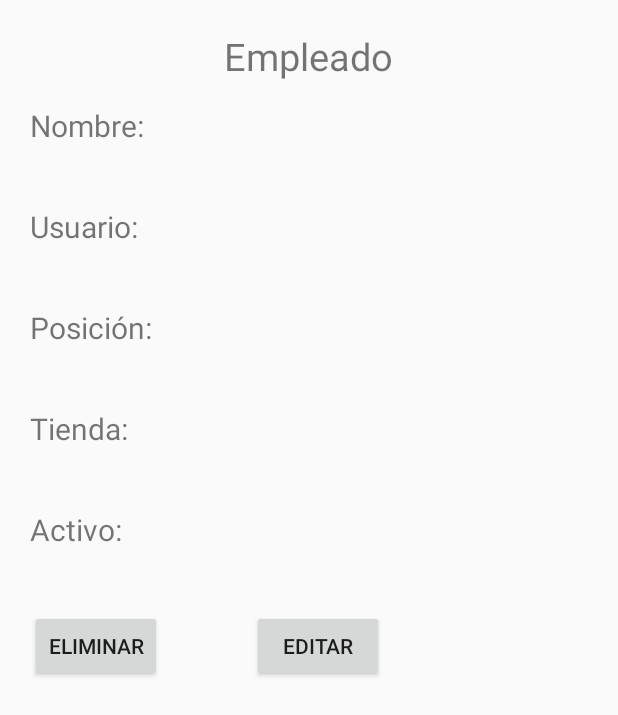
After one commit to MarcosLopez7/POS7Eleven, an Android app: the EmployeeActivity screen opened directly, with no data from a screen before it, on a phone screen of 412 x 824 dp. The commit adds this screen. Shown: the top 715 px of the screen. Run offline under Robolectric (Android 15) with nearby library versions, the phone set to English and light mode, and no system bars; 1 statement that could not run was skipped.

Commit message:
Implementado la lectura de empleados

```diff
--- a/app/src/main/AndroidManifest.xml
+++ b/app/src/main/AndroidManifest.xml
@@ -21,7 +21,8 @@
         </activity>
         <activity android:name=".HomeActivity" />
         <activity android:name=".AdminActivity" />
-        <activity android:name=".CreateEmployeeActivity"></activity>
+        <activity android:name=".CreateEmployeeActivity" />
+        <activity android:name=".EmployeeActivity"></activity>
     </application>
 
 </manifest>
--- a/app/src/main/java/com/assesment/pos7eleven/AdminActivity.java
+++ b/app/src/main/java/com/assesment/pos7eleven/AdminActivity.java
@@ -6,6 +6,7 @@ import android.content.Intent;
 import android.support.v7.app.AppCompatActivity;
 import android.os.Bundle;
 import android.view.View;
+import android.widget.AdapterView;
 import android.widget.ArrayAdapter;
 import android.widget.Button;
 import android.widget.ListView;
@@ -87,6 +88,20 @@ public class AdminActivity extends AppCompatActivity {
         UserCustomAdapter adapter = new UserCustomAdapter(this, items);
 
         userListView.setAdapter(adapter);
+
+        userListView.setOnItemClickListener(new AdapterView.OnItemClickListener() {
+            @Override
+            public void onItemClick(AdapterView<?> parent, View view, int position, long id) {
+                Intent intent = new Intent(getApplicationContext(), EmployeeActivity.class);
+                try {
+                    intent.putExtra(getString(R.string.pk), position);
+                    startActivity(intent);
+                } catch (Exception e) {
+                    e.printStackTrace();
+                }
+
+            }
+        });
     }
 
     private void init(){
--- /dev/null
+++ b/app/src/main/java/com/assesment/pos7eleven/EmployeeActivity.java
@@ -0,0 +1,120 @@
+package com.assesment.pos7eleven;
+
+import android.content.Intent;
+import android.support.v7.app.AppCompatActivity;
+import android.os.Bundle;
+import android.view.View;
+import android.widget.Button;
+import android.widget.TextView;
+
+import com.assesment.pos7eleven.ClasesAuxiliares.SessionHelper;
+
+import org.json.JSONException;
+import org.json.JSONObject;
+
+import java.io.IOException;
+
+import okhttp3.Call;
+import okhttp3.Callback;
+import okhttp3.Request;
+import okhttp3.Response;
+
+import static com.assesment.pos7eleven.R.id.isActiveText;
+
+public class EmployeeActivity extends AppCompatActivity {
+
+    private TextView employeeIDText;
+    private TextView nameText;
+    private TextView usernameText;
+    private TextView positionText;
+    private TextView storeText;
+    private TextView activeText;
+    private Button deleteButton;
+    private Button editButtont;
+    private int pk;
+    private static final String URL_PATH = "/pos/employee/";
+    private static final String TAG = EmployeeActivity.class.getSimpleName();
+
+    @Override
+    protected void onCreate(Bundle savedInstanceState) {
+        super.onCreate(savedInstanceState);
+        setContentView(R.layout.activity_employee);
+
+        employeeIDText = (TextView) findViewById(R.id.employeeID);
+        nameText = (TextView) findViewById(R.id.nameText);
+        usernameText = (TextView) findViewById(R.id.usernameText);
+        positionText = (TextView) findViewById(R.id.positionText);
+        storeText = (TextView) findViewById(R.id.storeText);
+        activeText = (TextView) findViewById(isActiveText);
+        deleteButton = (Button) findViewById(R.id.deleteEmployeeButton);
+        editButtont = (Button) findViewById(R.id.editEmployeeButton);
+
+        Intent intent = getIntent();
+        pk = intent.getIntExtra(getString(R.string.pk), 1) + 1;
+
+        init();
+
+        editButtont.setOnClickListener(new View.OnClickListener() {
+            @Override
+            public void onClick(View v) {
+
+            }
+        });
+
+        deleteButton.setOnClickListener(new View.OnClickListener() {
+            @Override
+            public void onClick(View v) {
+
+            }
+        });
+    }
+
+    private void setText (String data) throws JSONException {
+        JSONObject employee = new JSONObject(data);
+
+        employeeIDText.setText("Empleado " + employee.getInt("pk"));
+        nameText.setText("Nombre: " + employee.getJSONObject("user").getString("first_name") + " " +
+                employee.getJSONObject("user").getString("last_name"));
+        usernameText.setText("Nombre de usuario: " +
+                employee.getJSONObject("user").getString("username"));
+        storeText.setText("Tienda: " + employee.getJSONObject("store").getString("location"));
+
+
+        if(employee.getJSONObject("user").getBoolean("is_active"))
+            activeText.setText("Activo");
+        else
+            activeText.setText("Inactivo");
+
+        if (employee.getJSONObject("user").getBoolean("is_staff"))
+            positionText.setText("Posición: Gerente");
+        else
+            positionText.setText("Posición: Empleado");
+    }
+
+    private void init() {
+        Request request = new Request.Builder().url(getString(R.string.ip) + URL_PATH + pk + '/').build();
+        SessionHelper.client.newCall(request).enqueue(new Callback() {
+            @Override
+            public void onFailure(Call call, IOException e) {
+                e.printStackTrace();
+            }
+
+            @Override
+            public void onResponse(Call call, Response response) throws IOException {
+                final String jsondata = response.body().string();
+                if (response.isSuccessful()) {
+                    runOnUiThread(new Runnable() {
+                        @Override
+                        public void run() {
+                            try {
+                                setText(jsondata);
+                            } catch (Exception e) {
+                                e.printStackTrace();
+                            }
+                        }
+                    });
+                }
+            }
+        });
+    }
+}
--- /dev/null
+++ b/app/src/main/res/layout/activity_employee.xml
@@ -0,0 +1,86 @@
+<?xml version="1.0" encoding="utf-8"?>
+<RelativeLayout xmlns:android="http://schemas.android.com/apk/res/android"
+    xmlns:app="http://schemas.android.com/apk/res-auto"
+    xmlns:tools="http://schemas.android.com/tools"
+    android:layout_width="match_parent"
+    android:layout_height="match_parent"
+    tools:context="com.assesment.pos7eleven.EmployeeActivity">
+
+    <TextView
+        android:layout_width="wrap_content"
+        android:layout_height="wrap_content"
+        android:text="Empleado"
+        android:id="@+id/employeeID"
+        android:layout_centerHorizontal="true"
+        android:layout_marginTop="20sp"
+        android:textSize="25sp"/>
+
+    <LinearLayout
+        android:layout_width="match_parent"
+        android:layout_height="wrap_content"
+        android:layout_marginTop="70sp"
+        android:paddingLeft="20sp"
+        android:paddingRight="20sp"
+        android:orientation="vertical">
+
+        <TextView
+            android:layout_width="wrap_content"
+            android:layout_height="wrap_content"
+            android:text="Nombre:"
+            android:textSize="20sp"
+            android:id="@+id/nameText"/>
+
+        <TextView
+            android:layout_width="wrap_content"
+            android:layout_height="wrap_content"
+            android:text="Usuario:"
+            android:textSize="20sp"
+            android:layout_marginTop="40sp"
+            android:id="@+id/usernameText" />
+
+        <TextView
+            android:layout_width="wrap_content"
+            android:layout_height="wrap_content"
+            android:text="Posición:"
+            android:textSize="20sp"
+            android:layout_marginTop="40sp"
+            android:id="@+id/positionText"/>
+
+        <TextView
+            android:layout_width="wrap_content"
+            android:layout_height="wrap_content"
+            android:text="Tienda:"
+            android:textSize="20sp"
+            android:layout_marginTop="40sp"
+            android:id="@+id/storeText"/>
+
+        <TextView
+            android:layout_width="wrap_content"
+            android:layout_height="wrap_content"
+            android:text="Activo:"
+            android:textSize="20sp"
+            android:layout_marginTop="40sp"
+            android:id="@+id/isActiveText"/>
+
+        <LinearLayout
+            android:layout_width="match_parent"
+            android:layout_height="wrap_content"
+            android:layout_marginTop="40sp">
+
+            <Button
+                android:layout_width="wrap_content"
+                android:layout_height="wrap_content"
+                android:text="Eliminar"
+                android:id="@+id/deleteEmployeeButton" />
+
+            <Button
+                android:layout_width="wrap_content"
+                android:layout_height="wrap_content"
+                android:text="Editar"
+                android:id="@+id/editEmployeeButton"
+                android:layout_marginLeft="60sp"/>
+        </LinearLayout>
+
+    </LinearLayout>
+
+</RelativeLayout>
--- a/app/src/main/res/values/strings.xml
+++ b/app/src/main/res/values/strings.xml
@@ -5,4 +5,5 @@
         <item>Gerente</item>
         <item>Empleado</item>
     </string-array>
+    <string name="pk">pk</string>
 </resources>
```
